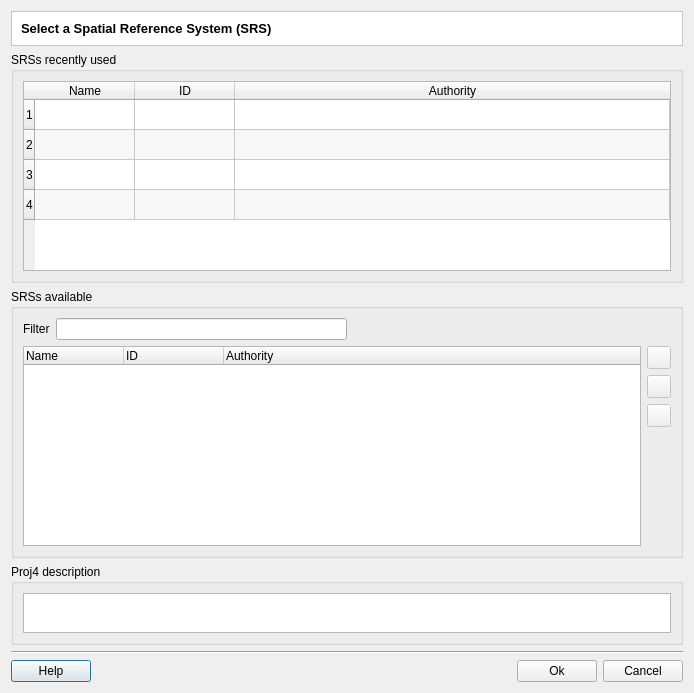
First picture: the form in src/terralib/qt/widgets/srs/ui/SRSManagerDialogForm.ui, repository claudiobogossian/terralib5, before the edit.
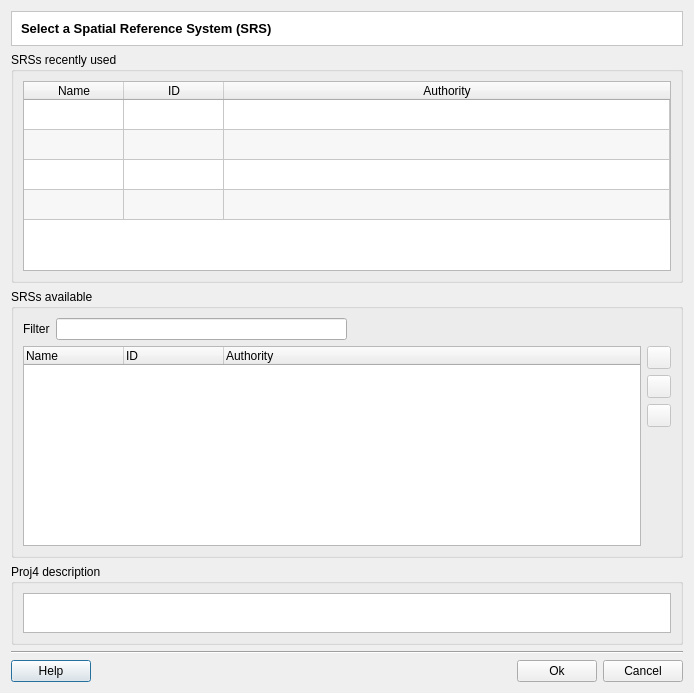
Second picture: the form after the edit. Custom widgets are drawn as their Qt base class.

Commit message: removing vertical header.

```diff
--- a/src/terralib/qt/widgets/srs/ui/SRSManagerDialogForm.ui
+++ b/src/terralib/qt/widgets/srs/ui/SRSManagerDialogForm.ui
@@ -76,7 +76,7 @@
          <bool>true</bool>
         </attribute>
         <attribute name="verticalHeaderVisible">
-         <bool>true</bool>
+         <bool>false</bool>
         </attribute>
         <attribute name="verticalHeaderStretchLastSection">
          <bool>false</bool>
```
